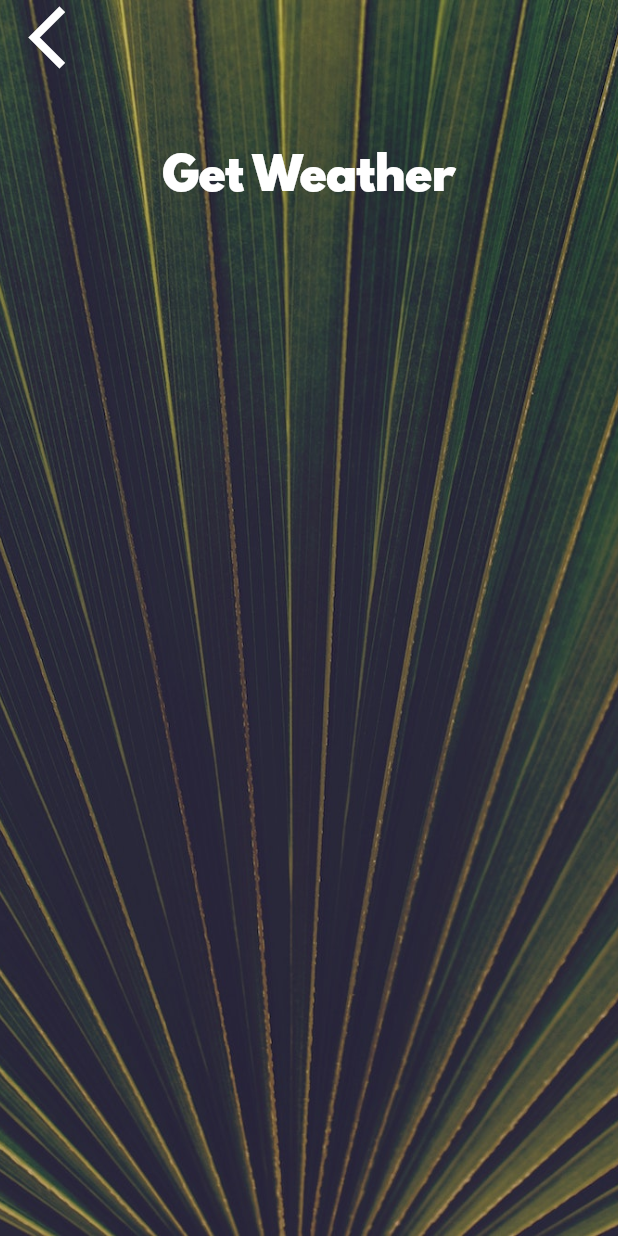
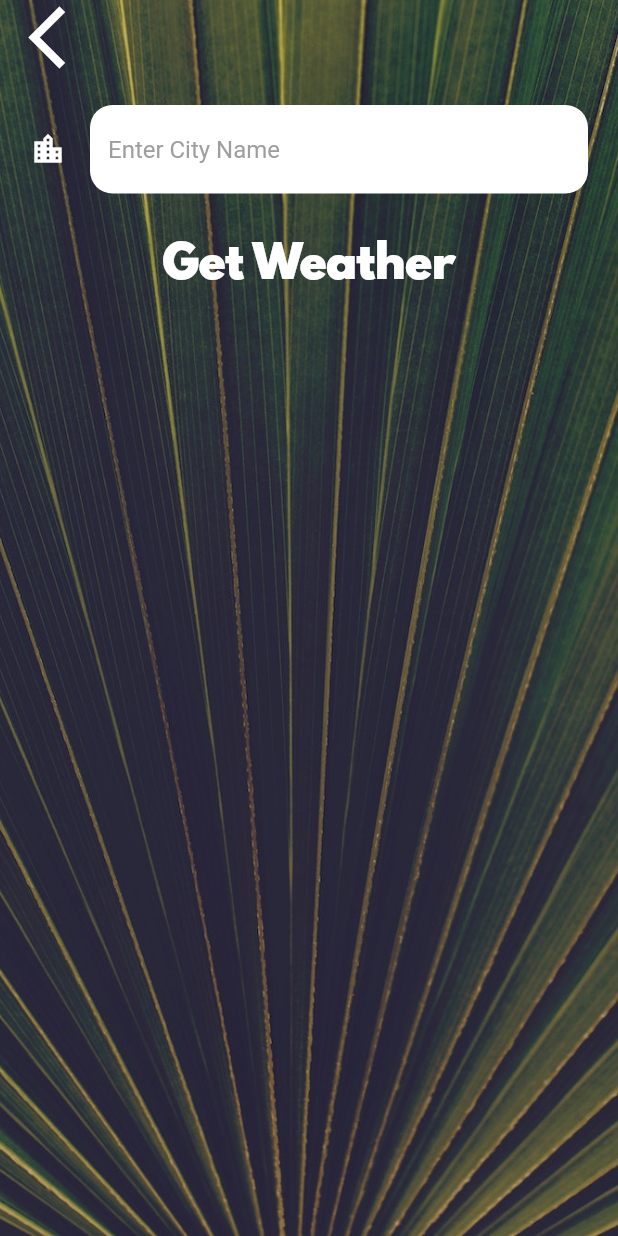
Before and after one commit to DauntlessDev/Clima, a Flutter app: the CityScreen screen opened directly, on a phone screen of 412 x 824 dp. Run offline on Flutter 3.47's test engine with Material 2 defaults, Android fonts, the phone set to English and light mode, and no system bars; our stand-ins replace flutter_spinkit, geolocator; network calls fail.

Commit message:
completed project

```diff
--- a/lib/screens/city_screen.dart
+++ b/lib/screens/city_screen.dart
@@ -7,6 +7,9 @@ class CityScreen extends StatefulWidget {
 }
 
 class _CityScreenState extends State<CityScreen> {
+
+  String cityName;
+
   @override
   Widget build(BuildContext context) {
     return Scaffold(
@@ -24,7 +27,9 @@ class _CityScreenState extends State<CityScreen> {
               Align(
                 alignment: Alignment.topLeft,
                 child: FlatButton(
-                  onPressed: () {},
+                  onPressed: () {
+                    Navigator.pop(context);
+                  },
                   child: Icon(
                     Icons.arrow_back_ios,
                     size: 50.0,
@@ -33,10 +38,20 @@ class _CityScreenState extends State<CityScreen> {
               ),
               Container(
                 padding: EdgeInsets.all(20.0),
-                child: null,
+                child: TextField(
+                  style: TextStyle(
+                    color: Colors.black,
+                  ),
+                  decoration: kInputDecoration,
+                  onChanged: (value) {
+                    cityName = value;
+                  } ,
+                ),
               ),
               FlatButton(
-                onPressed: () {},
+                onPressed: () {
+                  Navigator.pop(context, cityName);
+                },
                 child: Text(
                   'Get Weather',
                   style: kButtonTextStyle,
--- a/lib/services/weather.dart
+++ b/lib/services/weather.dart
@@ -1,4 +1,29 @@
+import 'package:clima/services/location.dart';
+import 'package:clima/services/networking.dart';
+
+const apiKey = '59a3468564a38898ab9a60eb16ee571f';
+const openWeatherUrl = 'http://api.openweathermap.org/data/2.5/weather';
+
 class WeatherModel {
+
+  Future<dynamic> getCity(var city) async {
+    NetworkHelper networkHelper = NetworkHelper('$openWeatherUrl?q=$city&appid=$apiKey&units=metric');
+
+    return networkHelper.getData();
+
+  }
+
+
+  Future<dynamic> getLocationWeather() async {
+    Location loc = Location();
+    await loc.getCurrentLocation();
+
+    NetworkHelper networkHelper = NetworkHelper(
+        '$openWeatherUrl?lat=${loc.latitude}&lon=${loc.longitude}&appid=$apiKey&units=metric');
+
+    return networkHelper.getData();
+  }
+
   String getWeatherIcon(int condition) {
     if (condition < 300) {
       return '🌩';
--- a/lib/utilities/constants.dart
+++ b/lib/utilities/constants.dart
@@ -18,3 +18,20 @@ const kButtonTextStyle = TextStyle(
 const kConditionTextStyle = TextStyle(
   fontSize: 100.0,
 );
+
+InputDecoration kInputDecoration = InputDecoration(
+  filled: true,
+  fillColor: Colors.white,
+  icon: Icon(
+    Icons.location_city,
+    color: Colors.white,
+  ),
+  hintText: 'Enter City Name',
+  hintStyle: TextStyle(
+    color: Colors.grey,
+  ),
+  border: OutlineInputBorder(
+    borderRadius: BorderRadius.circular(15),
+    borderSide: BorderSide.none,
+  ),
+);
--- a/pubspec.yaml
+++ b/pubspec.yaml
@@ -11,6 +11,7 @@ dependencies:
     sdk: flutter
   geolocator: ^5.3.2+2
   http: ^0.12.1
+  flutter_spinkit: ^4.1.2+1
 
   cupertino_icons: ^0.1.2
 
```
Also changed, not shown: lib/screens/loading_screen.dart (+14 -13 lines), lib/screens/location_screen.dart (+60 -17 lines), lib/services/networking.dart (+2 -8 lines), pubspec.lock, 1 other file.
